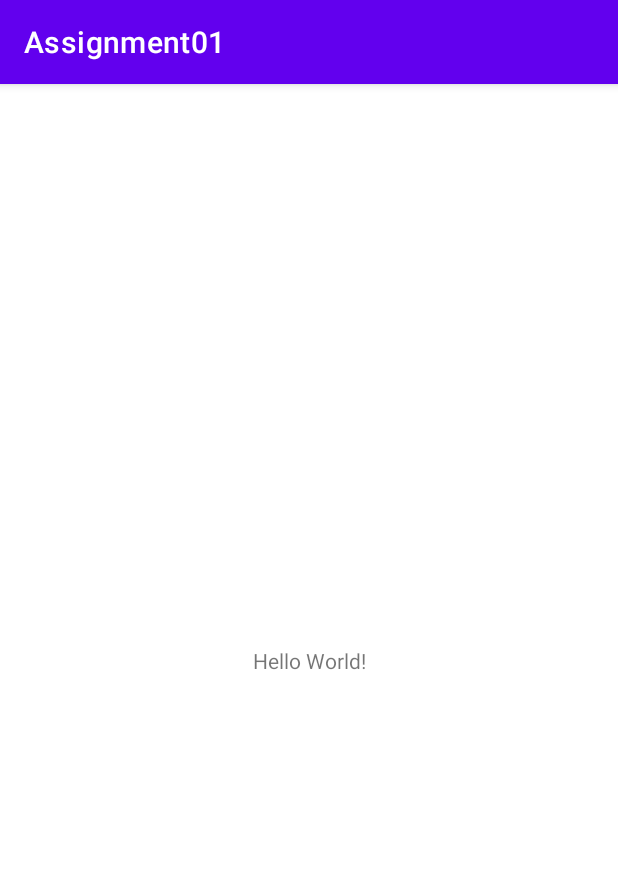
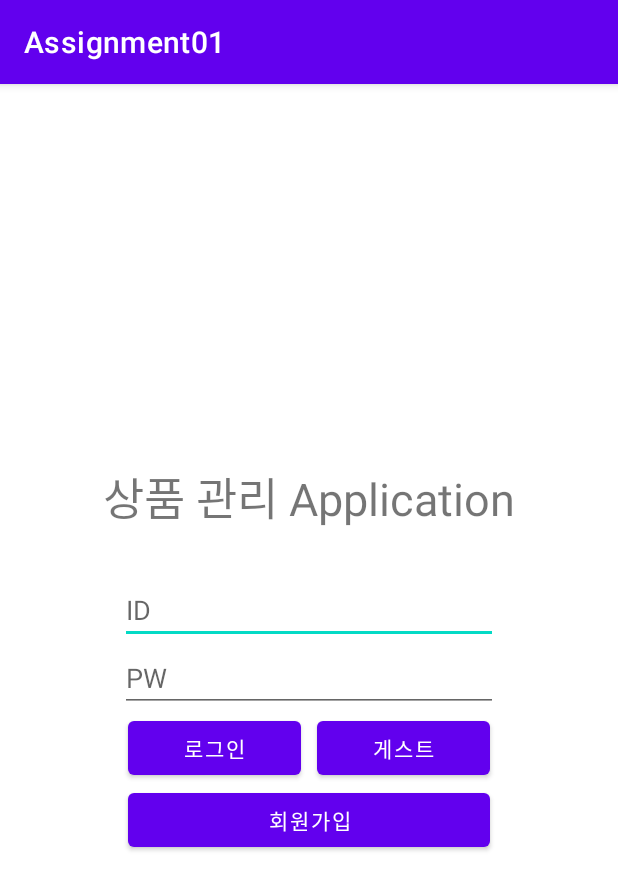
Before and after one commit to pcjs156/mobile_programming_assignment01, an Android app: the screen it shows after launch (MainActivity), on a phone screen of 412 x 824 dp. Shown: the top 890 px of the screen. Run offline under Robolectric (Android 15) with nearby library versions, the phone set to English and light mode, and no system bars.

Commit message:
feature: Implement First page UI

```diff
--- a/app/src/main/res/layout/activity_main.xml
+++ b/app/src/main/res/layout/activity_main.xml
@@ -1,18 +1,78 @@
 <?xml version="1.0" encoding="utf-8"?>
-<androidx.constraintlayout.widget.ConstraintLayout xmlns:android="http://schemas.android.com/apk/res/android"
+<RelativeLayout xmlns:android="http://schemas.android.com/apk/res/android"
     xmlns:app="http://schemas.android.com/apk/res-auto"
     xmlns:tools="http://schemas.android.com/tools"
     android:layout_width="match_parent"
     android:layout_height="match_parent"
+    android:gravity="center_vertical"
     tools:context=".MainActivity">
 
     <TextView
+        android:id="@+id/logoView"
         android:layout_width="wrap_content"
         android:layout_height="wrap_content"
-        android:text="Hello World!"
-        app:layout_constraintBottom_toBottomOf="parent"
-        app:layout_constraintLeft_toLeftOf="parent"
-        app:layout_constraintRight_toRightOf="parent"
-        app:layout_constraintTop_toTopOf="parent" />
+        android:layout_alignParentTop="true"
+        android:layout_centerHorizontal="true"
+        android:text="@string/application_logo"
+        android:textSize="30sp" />
 
-</androidx.constraintlayout.widget.ConstraintLayout>
+    <LinearLayout
+        android:id="@+id/accountContainer"
+        android:layout_width="match_parent"
+        android:layout_height="wrap_content"
+        android:layout_below="@+id/logoView"
+        android:layout_marginTop="30sp"
+        android:orientation="vertical"
+        android:paddingLeft="80sp"
+        android:paddingRight="80sp">
+
+        <EditText
+            android:id="@+id/editTextTextPersonName"
+            android:layout_width="match_parent"
+            android:layout_height="wrap_content"
+            android:ems="10"
+            android:hint="ID"
+            android:inputType="textPersonName"/>
+
+        <EditText
+            android:id="@+id/editTextTextPassword"
+            android:layout_width="match_parent"
+            android:layout_height="wrap_content"
+            android:ems="10"
+            android:hint="PW"
+            android:inputType="textPassword"/>
+
+        <LinearLayout
+            android:layout_width="match_parent"
+            android:layout_height="match_parent"
+            android:orientation="horizontal">
+
+            <Button
+                android:id="@+id/loginBtn"
+                android:layout_width="wrap_content"
+                android:layout_height="wrap_content"
+                android:layout_marginHorizontal="5sp"
+                android:layout_weight="1"
+                android:text="로그인" />
+
+            <Button
+                android:id="@+id/guestLoginBtn"
+                android:layout_width="wrap_content"
+                android:layout_height="wrap_content"
+                android:layout_marginHorizontal="5sp"
+                android:layout_weight="1"
+                android:text="게스트" />
+        </LinearLayout>
+
+        <Button
+            android:id="@+id/signUpBtn"
+            android:layout_width="match_parent"
+            android:layout_height="wrap_content"
+            android:layout_marginHorizontal="5sp"
+            android:text="회원가입" />
+
+
+    </LinearLayout>
+
+
+</RelativeLayout>
--- a/app/src/main/res/values/strings.xml
+++ b/app/src/main/res/values/strings.xml
@@ -1,3 +1,4 @@
 <resources>
     <string name="app_name">Assignment01</string>
+    <string name="application_logo">상품 관리 Application</string>
 </resources>
```
